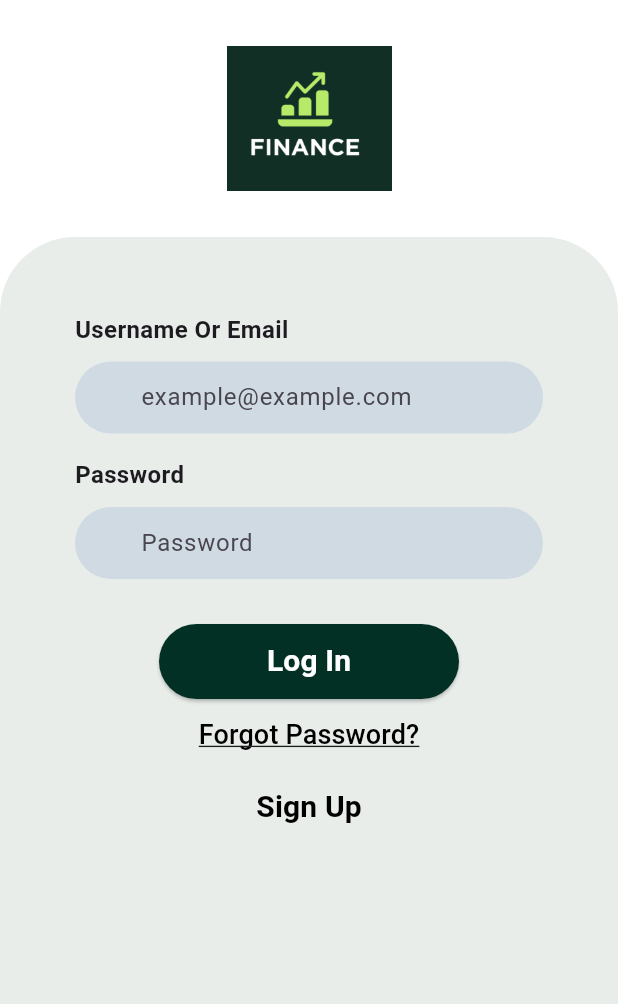
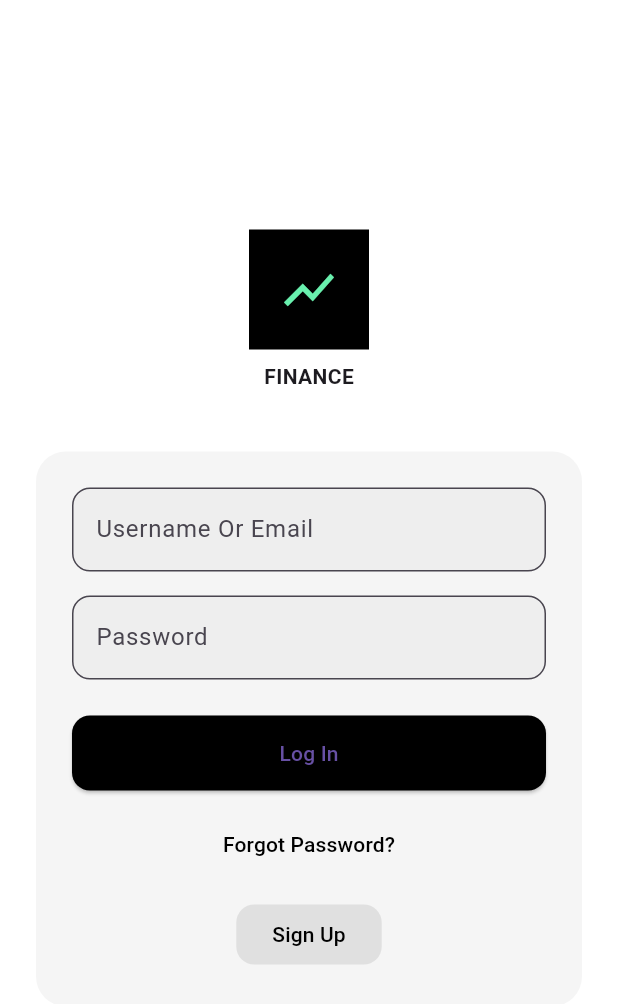
Before and after one commit to kat6767/expense_tracker, a Flutter app: the screen it shows after launch, on a phone screen of 412 x 824 dp. Shown: the top 1004 px of the screen. Run offline on Flutter 3.47's test engine with Material 3 defaults, Android fonts, the phone set to English and light mode, and no system bars.

Commit message:
Revert "Ajustes a interfaz del Login"
This reverts commit 9d6f40f2cc6cfe498b42782cf497349ae03d11c2.

```diff
--- a/lib/main.dart
+++ b/lib/main.dart
@@ -1,3 +1,4 @@
+
 import 'package:flutter/material.dart';
 
 void main() {
@@ -23,163 +24,108 @@ class LoginScreen extends StatelessWidget {
   Widget build(BuildContext context) {
     return Scaffold(
       backgroundColor: Colors.white,
-      body: SafeArea(
-        child: LayoutBuilder(
-          builder: (context, constraints) {
-            return SingleChildScrollView(
-              child: ConstrainedBox(
-                constraints: BoxConstraints(minHeight: constraints.maxHeight),
-                child: IntrinsicHeight(
+      body: Center(
+        child: SingleChildScrollView(
+          padding: const EdgeInsets.symmetric(horizontal: 24),
           child: Column(
-                    crossAxisAlignment: CrossAxisAlignment.center,
+            mainAxisAlignment: MainAxisAlignment.center,
             children: [
-                      // Parte de arriba: el logo
-                      Padding(
-                        padding: const EdgeInsets.symmetric(vertical: 24),
-                        child: Column(
+              Column(
                 children: [
-                            SizedBox(
-                              width: 110,
-                              height: 110,
-                              child: Image.asset("assets/logo_finance.png"),
+
+                  // Ícono "Finance"
+                  Container(
+                    height: 80,
+                    width: 80,
+                    color: Colors.black,
+                    child: const Center(
+                      child: Icon(Icons.show_chart, color: Colors.greenAccent, size: 40),
+                    ),
+                  ),
+                  const SizedBox(height: 8),
+                  const Text(
+                    'FINANCE',
+                    style: TextStyle(fontWeight: FontWeight.bold),
                   ),
                 ],
               ),
-                      ),
+              const SizedBox(height: 40),
 
-                      // Parte de abajo: caja verde para los demás elementos
-                      Expanded(
-                        child: Container(
-                          width: double.infinity,
-                          padding: const EdgeInsets.all(50),
+              // Caja con fields para Username y Password
+              Container(
+                padding: const EdgeInsets.all(24),
                 decoration: BoxDecoration(
-                            color: Color.fromRGBO(232, 237, 234, 1.0),
-                            borderRadius: const BorderRadius.only(
-                              topLeft: Radius.circular(50),
-                              topRight: Radius.circular(50),
-                            ),
+                  color: Colors.grey[100],
+                  borderRadius: BorderRadius.circular(20),
                 ),
                 child: Column(
-                            crossAxisAlignment: CrossAxisAlignment.start,
                   children: [
-
-                              // Username label
-                              const Text(
-                                "Username Or Email",
-                                style: TextStyle(
-                                  fontWeight: FontWeight.bold,
-                                  fontSize: 16,
-                                ),
-                              ),
-                              const SizedBox(height: 10),
-
                     // Username Field
                     TextField(
                       decoration: InputDecoration(
-                                  labelText: 'example@example.com',
-                                  border: OutlineInputBorder(
-                                    borderRadius: BorderRadius.circular(50),
-                                    borderSide: BorderSide.none,
-                                  ),
-                                  contentPadding: const EdgeInsets.symmetric(horizontal: 40),
+                        hintText: 'example@example.com',
+                        labelText: 'Username Or Email',
+                        border: OutlineInputBorder(borderRadius: BorderRadius.circular(12)),
                         filled: true,
-                                  fillColor: Color.fromRGBO(207, 218, 226, 1.0),
+                        fillColor: Colors.grey[200],
                       ),
                     ),
                     const SizedBox(height: 16),
 
-                              // Password label
-                              const Text(
-                                "Password",
-                                style: TextStyle(
-                                  fontWeight: FontWeight.bold,
-                                  fontSize: 16,
-                                ),
-                              ),
-                              const SizedBox(height: 10),
-
-                              // Password Field
+                    // Password field
                     TextField(
                       obscureText: true,
                       decoration: InputDecoration(
                         labelText: 'Password',
-                                  border: OutlineInputBorder(
-                                    borderRadius: BorderRadius.circular(50),
-                                    borderSide: BorderSide.none,
-                                  ),
-                                  contentPadding: const EdgeInsets.symmetric(horizontal: 40),
+                        border: OutlineInputBorder(borderRadius: BorderRadius.circular(12)),
                         filled: true,
-                                  fillColor: Color.fromRGBO(207, 218, 226, 1.0),
+                        fillColor: Colors.grey[200],
                       ),
                     ),
-                              const SizedBox(height: 30),
+                    const SizedBox(height: 24),
 
-                              Center(
-                                child: Column(
-                                  children: [
-
-                                    //Botón log in
+                    // Caja para el botón Log In
                     SizedBox(
-                                      width: 200,
+                      width: double.infinity,
                       height: 50,
                       child: ElevatedButton(
                         onPressed: () {
                           Navigator.of(context).push(
-                                            MaterialPageRoute(
-                                              builder: (context) => const HomeScreen(),
-                                            ),
+                            MaterialPageRoute(builder: (context) => const HomeScreen()),
                           );
                         },
                         style: ElevatedButton.styleFrom(
-                                          backgroundColor: Color.fromRGBO(2, 48, 36, 1.0),
+                          backgroundColor: Colors.black,
                           shape: RoundedRectangleBorder(
-                                            borderRadius: BorderRadius.circular(50),
+                            borderRadius: BorderRadius.circular(12),
                           ),
                         ),
-
-                                        // Texto para Log In
-                                        child: const Text(
-                                          'Log In',
-                                          style: TextStyle(
-                                            fontWeight: FontWeight.bold,
-                                            fontSize: 20,
-                                            color: Colors.white,
+                        child: const Text('Log In'),
                       ),
                     ),
-                                      ),
-                                    ),
+                    const SizedBox(height: 12),
 
-                                    // Forgot Password
+                    // Botón "Forgot Password?"
                     TextButton(
                       onPressed: () {},
                       child: const Text(
                         'Forgot Password?',
-                                        style: TextStyle(
-                                          color: Colors.black,
-                                          fontSize: 18,
-                                          decoration: TextDecoration.underline,
+                        style: TextStyle(color: Colors.black),
                       ),
                     ),
-                                    ),
+                    const SizedBox(height: 12),
 
-                                    // Sign Up
+                    // Botón "Sign Up"
                     OutlinedButton(
                       onPressed: () {},
                       style: OutlinedButton.styleFrom(
                         side: const BorderSide(color: Colors.transparent),
-                                        backgroundColor: Color.fromRGBO(232, 237, 234, 1.0),
+                        backgroundColor: Colors.grey[300],
                         shape: RoundedRectangleBorder(
                           borderRadius: BorderRadius.circular(12),
                         ),
                       ),
-                                      child: const Text(
-                                        'Sign Up',
-                                        style: TextStyle(
-                                          color: Colors.black,
-                                          fontSize: 20,
-                                          fontWeight: FontWeight.bold,
-                                        ),
-                                      ),
+                      child: const Text('Sign Up', style: TextStyle(color: Colors.black)),
                     ),
                   ],
                 ),
@@ -188,18 +134,11 @@ class LoginScreen extends StatelessWidget {
           ),
         ),
       ),
-                    ],
-                  ),
-                ),
-              ),
-            );
-          },
-        ),
-      ),
     );
   }
 }
 
+// Página de inicio de sesión
 class HomeScreen extends StatelessWidget {
   const HomeScreen({super.key});
 
--- a/pubspec.yaml
+++ b/pubspec.yaml
@@ -58,8 +58,10 @@ flutter:
   uses-material-design: true
 
   # To add assets to your application, add an assets section, like this:
-  assets:
-    - assets/logo_finance.png
+  # assets:
+  #   - images/a_dot_burr.jpeg
+  #   - images/a_dot_ham.jpeg
+
   # An image asset can refer to one or more resolution-specific "variants", see
   # https://flutter.dev/to/resolution-aware-images
 
```
Also changed, not shown: assets/logo_finance.png (deleted). Lines whose indentation alone changed are shown as unchanged.
